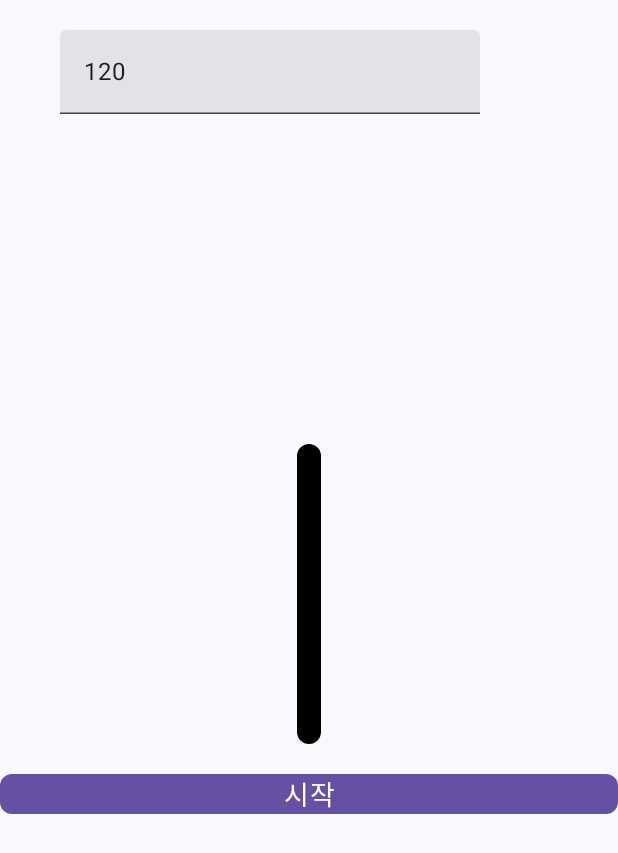
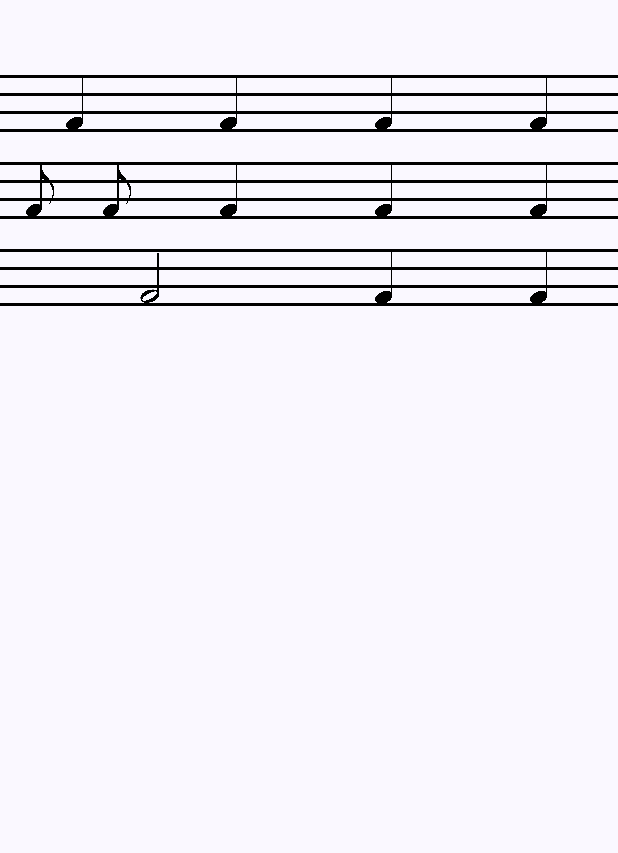
Before and after one commit to Rure00/rythm_trainer, an Android app built with Jetpack Compose: the screen it shows after launch (MainActivity), on a phone screen of 412 x 824 dp. Shown: the top 853 px of the screen. Run offline under Robolectric (Android 15) with nearby library versions, the phone set to English and light mode, and no system bars.

Commit message:
add: 사선지 및 악보 완성

```diff
--- a/app/src/main/java/com/rure/rythmtrainer/MainActivity.kt
+++ b/app/src/main/java/com/rure/rythmtrainer/MainActivity.kt
@@ -5,15 +5,22 @@ import androidx.activity.ComponentActivity
 import androidx.activity.compose.setContent
 import androidx.activity.enableEdgeToEdge
 import androidx.compose.foundation.layout.Column
+import androidx.compose.foundation.layout.Spacer
 import androidx.compose.foundation.layout.fillMaxSize
+import androidx.compose.foundation.layout.height
 import androidx.compose.foundation.layout.padding
 import androidx.compose.material3.Scaffold
 import androidx.compose.material3.Text
 import androidx.compose.runtime.Composable
 import androidx.compose.ui.Modifier
 import androidx.compose.ui.tooling.preview.Preview
+import androidx.compose.ui.unit.dp
 import com.rure.rythmtrainer.metronome.Metronome
 import com.rure.rythmtrainer.metronome.MetronomeComponent
+import com.rure.rythmtrainer.staff.Note
+import com.rure.rythmtrainer.staff.SingleStaffNote
+import com.rure.rythmtrainer.staff.StaffComponent
+import com.rure.rythmtrainer.staff.TestStaffComponent
 import com.rure.rythmtrainer.ui.theme.RythmTrainerTheme
 
 class MainActivity : ComponentActivity() {
@@ -38,6 +45,9 @@ fun Greeting(name: String, modifier: Modifier = Modifier) {
     Column(
         modifier = Modifier.fillMaxSize()
     ) {
-        MetronomeComponent()
+        Spacer(modifier = Modifier.height(50.dp))
+
+        //MetronomeComponent()
+        TestStaffComponent()
     }
 }
--- a/app/src/main/java/com/rure/rythmtrainer/staff/Note.kt
+++ b/app/src/main/java/com/rure/rythmtrainer/staff/Note.kt
@@ -1,6 +1,7 @@
 package com.rure.rythmtrainer.staff
 
 import android.health.connect.datatypes.units.Length
+import com.rure.rythmtrainer.R
 
 data class Note(
     val beat: Int,
@@ -12,4 +13,11 @@ data class Note(
         16 -> 2
         else -> throw Exception("Wrong parameter in Note.beat) It should be 2, 4, 8 or 16.")
     }
+    val imageId = when(beat) {
+        2 -> R.drawable.note_2
+        4 -> R.drawable.note_4
+        8 -> R.drawable.note_8
+        16 -> R.drawable.note_16
+        else -> throw Exception("Wrong parameter in Note.beat) It should be 2, 4, 8 or 16.")
+    }
 }
--- a/app/src/main/java/com/rure/rythmtrainer/staff/StaffNotes.kt
+++ b/app/src/main/java/com/rure/rythmtrainer/staff/SingleStaffNote.kt
@@ -1,8 +1,6 @@
 package com.rure.rythmtrainer.staff
 
-import kotlin.jvm.Throws
-
-data class StaffNotes(
+data class SingleStaffNote(
     val noteNum: Int,
     val headNote: Note,
     val notes: List<Note>
--- a/app/src/main/java/com/rure/rythmtrainer/staff/Staff.kt
+++ /dev/null
@@ -1,10 +0,0 @@
-package com.rure.rythmtrainer.staff
-
-import androidx.compose.runtime.Composable
-
-@Composable
-fun Staff(
-
-) {
-
-}
--- /dev/null
+++ b/app/src/main/java/com/rure/rythmtrainer/staff/StaffComponent.kt
@@ -0,0 +1,92 @@
+package com.rure.rythmtrainer.staff
+
+import androidx.compose.foundation.Image
+import androidx.compose.foundation.background
+import androidx.compose.foundation.layout.Arrangement
+import androidx.compose.foundation.layout.Box
+import androidx.compose.foundation.layout.Column
+import androidx.compose.foundation.layout.Row
+import androidx.compose.foundation.layout.Spacer
+import androidx.compose.foundation.layout.fillMaxWidth
+import androidx.compose.foundation.layout.height
+import androidx.compose.foundation.layout.size
+import androidx.compose.foundation.layout.wrapContentHeight
+import androidx.compose.runtime.Composable
+import androidx.compose.ui.Alignment
+import androidx.compose.ui.Modifier
+import androidx.compose.ui.graphics.Color
+import androidx.compose.ui.res.painterResource
+import androidx.compose.ui.unit.dp
+
+@Composable
+fun StaffComponent(
+    staffNotes: List<SingleStaffNote>
+) {
+    Column(
+        modifier = Modifier.wrapContentHeight().fillMaxWidth(),
+        verticalArrangement = Arrangement.spacedBy(20.dp)
+    ) {
+        staffNotes.forEach {
+            SingleStaffLine(it.notes)
+        }
+    }
+}
+
+@Composable
+private fun SingleStaffLine(
+    notes: List<Note>
+) {
+    Box(
+        modifier = Modifier.wrapContentHeight().fillMaxWidth(),
+        contentAlignment = Alignment.Center
+    ) {
+        // 사선지
+        Column(
+            verticalArrangement = Arrangement.spacedBy(10.dp)
+        ) {
+            repeat(4) {
+                Spacer(modifier = Modifier.height(2.dp).fillMaxWidth().background(Color.Black))
+            }
+        }
+
+        // 음표
+        Row(
+            modifier = Modifier.fillMaxWidth().wrapContentHeight(),
+            horizontalArrangement = Arrangement.SpaceEvenly,
+            verticalAlignment = Alignment.CenterVertically
+        ) {
+            notes.forEach {
+                Image(
+                    painter = painterResource(it.imageId),
+                    modifier = Modifier.size(36.dp).weight(it.length.toFloat()),
+                    contentDescription = null
+                )
+            }
+        }
+    }
+}
+
+
+
+@Composable
+fun TestStaffComponent() {
+    val staffNotes = listOf(
+        SingleStaffNote(
+            4, Note(4), listOf(
+                Note(4), Note(4), Note(4), Note(4)
+            )
+        ),
+        SingleStaffNote(
+            4, Note(4), listOf(
+                Note(8), Note(8), Note(4), Note(4), Note(4)
+            )
+        ),
+        SingleStaffNote(
+            4, Note(4), listOf(
+                Note(2), Note(4), Note(4)
+            )
+        ),
+    )
+
+    StaffComponent(staffNotes)
+}
```
Also changed, not shown: app/src/main/res/drawable/note_16.png (added), app/src/main/res/drawable/note_2.png (added), app/src/main/res/drawable/note_4.png (added), app/src/main/res/drawable/note_8.png (added).
